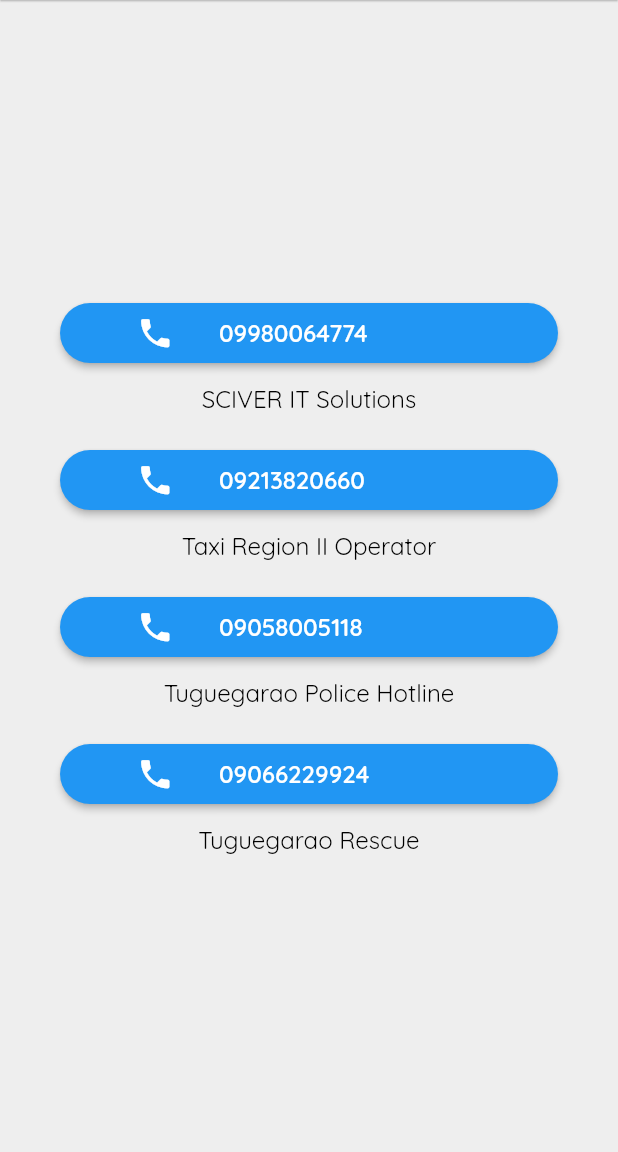
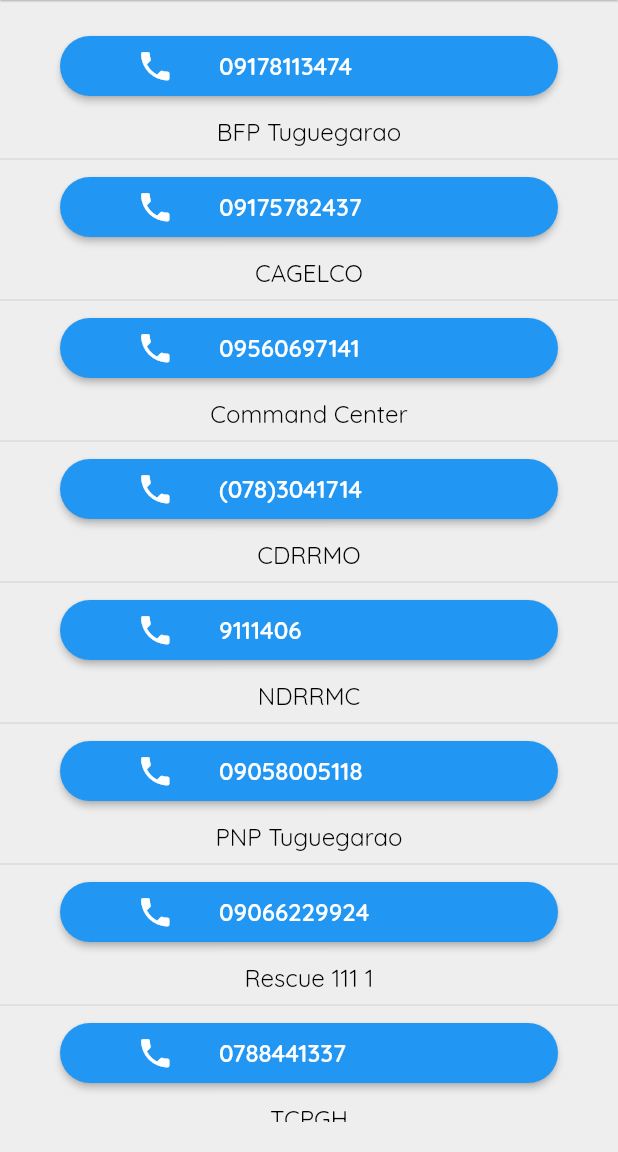
Before and after one commit to CarLKnight6/Metro_User, a Flutter app: the HotlinesPage screen opened directly, on a phone screen of 412 x 824 dp, the part 84-1236 px from its top. Run offline on Flutter 3.47's test engine with Material 2 defaults, Android fonts, the phone set to English and light mode, and no system bars; our stand-ins replace cloud_firestore, date_time_picker, firebase_auth, firebase_core, firebase_storage, flutter_rating_bar and 11 more; missing offline and left inert: flutter_onboard, ticket_widget; accounts and stored records are empty.

Commit message:
added hotlines

```diff
--- a/lib/screens/pages/hotlines_page.dart
+++ b/lib/screens/pages/hotlines_page.dart
@@ -8,7 +8,85 @@ import '../../widgets/drawer/drawer_widget.dart';
 class HotlinesPage extends StatelessWidget {
   HotlinesPage({Key? key}) : super(key: key);
 
-  List hotlines = [];
+  List hotlines = [
+    'BFP Tuguegarao',
+    'CAGELCO',
+    'Command Center',
+    'CDRRMO',
+    'NDRRMC',
+    'PNP Tuguegarao',
+    'Rescue 111 1',
+    'TCPGH',
+    'TCTMG',
+    'Tuguegarao Information Office',
+    'PNP Abulug',
+    'PNP Alcala',
+    'PNP Allacapan',
+    'PNP Amulung',
+    'PNP Aparri',
+    'PNP Baggao',
+    'PNP Ballesteros',
+    'PNP Buguey',
+    'PNP Calayan',
+    'PNP Camalaniugan',
+    'PNP Claveria',
+    'PNP Enrile',
+    'PNP Gonzaga',
+    'PNP Gattaran',
+    'PNP Iguig',
+    'PNP Lal-lo',
+    'PNP Lasam',
+    'PNP Pamplona',
+    'PNP Penablanca',
+    'PNP Piat',
+    'PNP Rizal',
+    'PNP Sanchez Mira',
+    'PNP Solana',
+    'PNP Sta. Ana',
+    'PNP Sta. Prexedes',
+    'PNP Sta. Teresita',
+    'PNP Sto. Nino',
+  ];
+
+  List numbers = [
+    '09178113474',
+    '09175782437',
+    '09560697141',
+    '(078)3041714',
+    '9111406',
+    '09058005118',
+    '09066229924',
+    '0788441337',
+    '09265378090',
+    '0783771632',
+    '09066426468',
+    '09278602133',
+    '09068323322',
+    '09175720744',
+    '09172032003',
+    '09359869494',
+    '09277500799',
+    '09152299200',
+    '09461932489',
+    '09175146905',
+    '09174724084',
+    '09069723081',
+    '09178896216',
+    '09165177702',
+    '09175991247',
+    '09052011953',
+    '09057955955',
+    '09057969547',
+    '09261712844',
+    '09262968628',
+    '09162458090',
+    '09177722352',
+    '09175932574',
+    '09274352980',
+    '09177713861',
+    '09262591257',
+    '09063466951',
+  ];
 
   @override
   Widget build(BuildContext context) {
@@ -16,57 +94,26 @@ class HotlinesPage extends StatelessWidget {
       drawer: const DrawerWidget(),
       backgroundColor: Colors.grey[200],
       appBar: NormalAppbar('Hotlines', Colors.grey[300]!),
-      body: Center(
-        child: Column(
-          mainAxisAlignment: MainAxisAlignment.center,
-          children: [
-            HotlineButton(
-                contactName: 'SCIVER IT Solutions',
-                contactNumber: '09980064774',
+      body: Padding(
+        padding: const EdgeInsets.only(top: 20, bottom: 20),
+        child: ListView.separated(
+            separatorBuilder: ((context, index) {
+              return const Divider();
+            }),
+            itemCount: hotlines.length,
+            itemBuilder: (context, index) {
+              return Container(
+                child: HotlineButton(
+                    contactName: hotlines[index],
+                    contactNumber: numbers[index],
                     onPressed: () async {
-                  const _text = 'tel:09980064774';
+                      var _text = 'tel:${numbers[index]}';
                       if (await canLaunch(_text)) {
                         await launch(_text);
                       }
                     }),
-            const SizedBox(
-              height: 20,
-            ),
-            HotlineButton(
-                contactName: 'Taxi Region II Operator',
-                contactNumber: '09213820660',
-                onPressed: () async {
-                  const _text = 'tel:09213820660';
-                  if (await canLaunch(_text)) {
-                    await launch(_text);
-                  }
+              );
             }),
-            const SizedBox(
-              height: 20,
-            ),
-            HotlineButton(
-                contactName: 'Tuguegarao Police Hotline',
-                contactNumber: '09058005118',
-                onPressed: () async {
-                  const _text = 'tel:09058005118';
-                  if (await canLaunch(_text)) {
-                    await launch(_text);
-                  }
-                }),
-            const SizedBox(
-              height: 20,
-            ),
-            HotlineButton(
-                contactName: 'Tuguegarao Rescue',
-                contactNumber: '09066229924',
-                onPressed: () async {
-                  const _text = 'tel:09066229924';
-                  if (await canLaunch(_text)) {
-                    await launch(_text);
-                  }
-                }),
-          ],
-        ),
       ),
     );
   }
```
Lines whose indentation alone changed are shown as unchanged.
